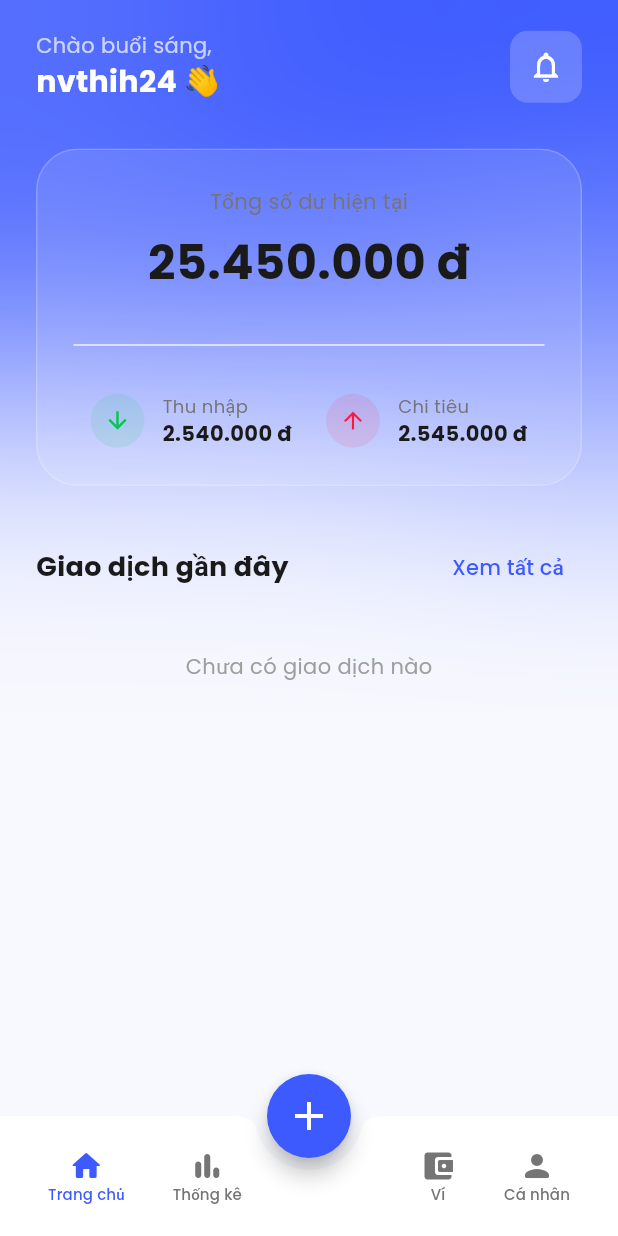
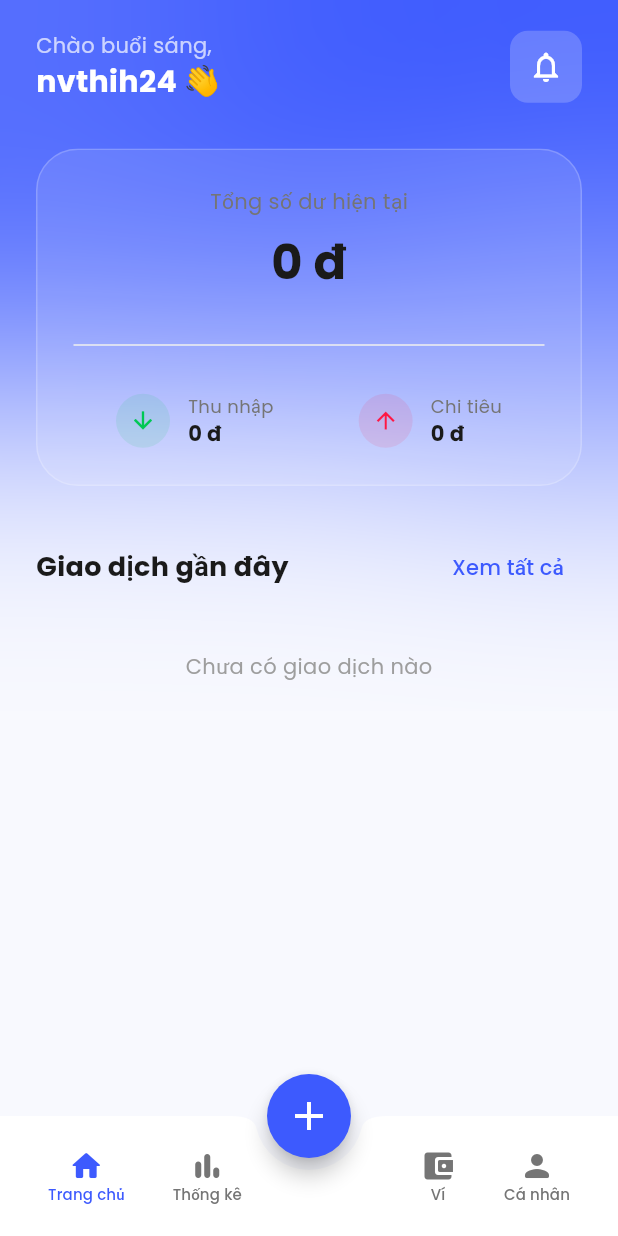
Before and after one commit to nvthih24/App_ChiTieu, a Flutter app: the screen it shows after launch, after a tap on "Trang chủ", on a phone screen of 412 x 824 dp. Run offline on Flutter 3.47's test engine with Material 3 defaults, Android fonts, the phone set to English and light mode, and no system bars; our stand-ins replace fl_chart, google_fonts, hive, hive_flutter; accounts and stored records are empty.

```diff
--- a/lib/main.dart
+++ b/lib/main.dart
@@ -4,8 +4,21 @@ import 'package:provider/provider.dart';
 import 'utils/app_colors.dart';
 import 'screens/home_screen.dart';
 import 'providers/transaction_provider.dart';
+import 'package:hive_flutter/hive_flutter.dart';
+import 'models/transaction.dart';
 
-void main() {
+void main() async {
+  WidgetsFlutterBinding.ensureInitialized();
+
+  // 1. Khởi tạo Hive
+  await Hive.initFlutter();
+
+  // 2. Đăng ký Adapter để Hive biết cách đọc Transaction
+  Hive.registerAdapter(TransactionAdapter());
+
+  // 3. Mở một cái "Hộp" (Box) để đựng dữ liệu
+  await Hive.openBox<Transaction>('transactions_box');
+
   runApp(
     ChangeNotifierProvider(
       create: (context) => TransactionProvider(),
--- a/lib/models/transaction.dart
+++ b/lib/models/transaction.dart
@@ -1,12 +1,26 @@
-enum TransactionType { income, expense }
+import 'package:hive/hive.dart';
 
-class Transaction {
+part 'transaction.g.dart';
+
+@HiveType(typeId: 0) // Mỗi model cần 1 typeId duy nhất
+class Transaction extends HiveObject {
+  @HiveField(0)
   final String id;
+
+  @HiveField(1)
   final String title;
+
+  @HiveField(2)
   final double amount;
+
+  @HiveField(3)
   final DateTime date;
+
+  @HiveField(4)
   final String category;
-  final TransactionType type;
+
+  @HiveField(5)
+  final String typeString; // Lưu enum dưới dạng String cho đơn giản
 
   Transaction({
     required this.id,
@@ -14,6 +28,6 @@ class Transaction {
     required this.amount,
     required this.date,
     required this.category,
-    required this.type,
+    required this.typeString,
   });
 }
--- a/lib/providers/transaction_provider.dart
+++ b/lib/providers/transaction_provider.dart
@@ -1,28 +1,61 @@
 import 'package:flutter/material.dart';
+import 'package:hive_flutter/hive_flutter.dart'; // Thêm import này
 import '../models/transaction.dart';
 
 class TransactionProvider with ChangeNotifier {
-  // Danh sách giao dịch ban đầu (có thể để trống [])
-  final List<Transaction> _transactions = [];
+  // Tên box phải trùng với tên đã mở trong main.dart
+  static const String _boxName = 'transactions_box';
+
+  // Danh sách giao dịch lấy trực tiếp từ Hive
+  List<Transaction> _transactions = [];
 
   List<Transaction> get transactions => _transactions;
 
+  // Constructor: Tự động tải dữ liệu khi khởi tạo Provider
+  TransactionProvider() {
+    _loadTransactions();
+  }
+
+  // Hàm tải dữ liệu từ Hive box
+  void _loadTransactions() {
+    final box = Hive.box<Transaction>(_boxName);
+    // Chuyển dữ liệu từ Box thành List và đảo ngược để cái mới nhất lên đầu
+    _transactions = box.values.toList().reversed.toList();
+    notifyListeners();
+  }
+
   // Tính tổng thu nhập
   double get totalIncome => _transactions
-      .where((t) => t.type == TransactionType.income)
+      .where(
+        (t) => t.typeString == 'income',
+      ) // Lưu ý: Dùng typeString vì Hive lưu String
       .fold(0, (sum, item) => sum + item.amount);
 
   // Tính tổng chi tiêu
   double get totalExpense => _transactions
-      .where((t) => t.type == TransactionType.expense)
+      .where((t) => t.typeString == 'expense')
       .fold(0, (sum, item) => sum + item.amount);
 
   // Tính số dư còn lại
   double get totalBalance => totalIncome - totalExpense;
 
-  // Hàm thêm giao dịch mới
+  // Hàm thêm giao dịch mới và lưu vào Hive
   void addTransaction(Transaction transaction) {
-    _transactions.insert(0, transaction); // Thêm vào đầu danh sách
-    notifyListeners(); // Thông báo cho UI cập nhật lại
+    final box = Hive.box<Transaction>(_boxName);
+
+    // 1. Lưu vào Hive (Dữ liệu sẽ được ghi xuống ổ cứng)
+    box.add(transaction);
+
+    // 2. Cập nhật lại danh sách hiển thị
+    _loadTransactions();
+  }
+
+  // Bonus: Hàm xóa giao dịch (Ông có thể dùng sau này)
+  void deleteTransaction(int index) {
+    final box = Hive.box<Transaction>(_boxName);
+    // Lưu ý: Vì mình đảo ngược list để hiển thị, nên index xóa cần tính toán lại
+    // hoặc xóa trực tiếp bằng key của HiveObject
+    _transactions[index].delete();
+    _loadTransactions();
   }
 }
--- a/lib/screens/home_screen.dart
+++ b/lib/screens/home_screen.dart
@@ -6,6 +6,7 @@ import '../providers/transaction_provider.dart';
 import 'package:intl/intl.dart';
 import '../models/transaction.dart';
 import 'dart:ui';
+import 'statistics_screen.dart';
 
 class HomeScreen extends StatelessWidget {
   HomeScreen({super.key});
@@ -40,8 +41,25 @@ class HomeScreen extends StatelessWidget {
           children: [
             Row(
               children: [
-                _buildNavItem(Icons.home_rounded, "Trang chủ", true),
-                _buildNavItem(Icons.bar_chart_rounded, "Thống kê", false),
+                _buildNavItem(
+                  Icons.home_rounded,
+                  "Trang chủ",
+                  true,
+                  onTap: () {},
+                ),
+                _buildNavItem(
+                  Icons.bar_chart_rounded,
+                  "Thống kê",
+                  false,
+                  onTap: () {
+                    Navigator.push(
+                      context,
+                      MaterialPageRoute(
+                        builder: (context) => const StatisticsScreen(),
+                      ),
+                    );
+                  },
+                ),
               ],
             ),
             Row(
@@ -85,7 +103,7 @@ class HomeScreen extends StatelessWidget {
                   const SizedBox(height: 20),
                   _buildTopNav(),
                   const SizedBox(height: 30),
-                  _buildBalanceCard(),
+                  _buildBalanceCard(transactionProvider),
                   const SizedBox(height: 30),
                   _buildTransactionList(transactions),
                 ],
@@ -163,10 +181,11 @@ class HomeScreen extends StatelessWidget {
     );
   }
 
-  Widget _buildBalanceCard() {
+  Widget _buildBalanceCard(TransactionProvider provider) {
+    // Thêm đầu vào là provider
     final currencyFormat = NumberFormat.currency(locale: 'vi_VN', symbol: 'đ');
+
     return ClipRRect(
-      // Bo góc cho hiệu ứng kính
       borderRadius: BorderRadius.circular(28),
       child: BackdropFilter(
         filter: ImageFilter.blur(sigmaX: 10, sigmaY: 10),
@@ -176,9 +195,7 @@ class HomeScreen extends StatelessWidget {
           decoration: BoxDecoration(
             color: Colors.white.withOpacity(0.1),
             borderRadius: BorderRadius.circular(28),
-            border: Border.all(
-              color: Colors.white.withOpacity(0.2),
-            ), // Viền kính
+            border: Border.all(color: Colors.white.withOpacity(0.2)),
           ),
           child: Column(
             children: [
@@ -187,8 +204,9 @@ class HomeScreen extends StatelessWidget {
                 style: TextStyle(color: AppColors.textGrey, fontSize: 14),
               ),
               const SizedBox(height: 8),
+              // DÙNG SỐ THỰC TỪ PROVIDER TẠI ĐÂY
               Text(
-                currencyFormat.format(25450000),
+                currencyFormat.format(provider.totalBalance),
                 style: const TextStyle(
                   color: AppColors.textDark,
                   fontSize: 32,
@@ -203,13 +221,17 @@ class HomeScreen extends StatelessWidget {
                 children: [
                   _buildStatItem(
                     "Thu nhập",
-                    currencyFormat.format(2540000), // Xài ở đây
+                    currencyFormat.format(
+                      provider.totalIncome,
+                    ), // Số thực Thu nhập
                     AppColors.accentGreen,
                     Icons.arrow_downward,
                   ),
                   _buildStatItem(
                     "Chi tiêu",
-                    currencyFormat.format(2545000), // Và ở đây
+                    currencyFormat.format(
+                      provider.totalExpense,
+                    ), // Số thực Chi tiêu
                     AppColors.accentRed,
                     Icons.arrow_upward,
                   ),
@@ -367,10 +389,15 @@ class HomeScreen extends StatelessWidget {
     );
   }
 
-  Widget _buildNavItem(IconData icon, String label, bool isActive) {
+  Widget _buildNavItem(
+    IconData icon,
+    String label,
+    bool isActive, {
+    VoidCallback? onTap,
+  }) {
     return MaterialButton(
       minWidth: 40,
-      onPressed: () {},
+      onPressed: onTap,
       child: Column(
         mainAxisSize: MainAxisSize.min,
         children: [
--- a/pubspec.yaml
+++ b/pubspec.yaml
@@ -33,6 +33,9 @@ dependencies:
   google_fonts: ^6.1.0
   intl: ^0.19.0
   provider: ^6.1.1
+  fl_chart: ^0.70.0
+  hive: ^2.2.3
+  hive_flutter: ^1.1.0
   # The following adds the Cupertino Icons font to your application.
   # Use with the CupertinoIcons class for iOS style icons.
   cupertino_icons: ^1.0.8
@@ -40,7 +43,8 @@ dependencies:
 dev_dependencies:
   flutter_test:
     sdk: flutter
-
+  hive_generator: ^2.0.1
+  build_runner: ^2.4.8
   # The "flutter_lints" package below contains a set of recommended lints to
   # encourage good coding practices. The lint set provided by the package is
   # activated in the `analysis_options.yaml` file located at the root of your
```
Also changed, not shown: lib/screens/statistics_screen.dart (added, +114 -0 lines), lib/models/transaction.g.dart (added), pubspec.lock.
